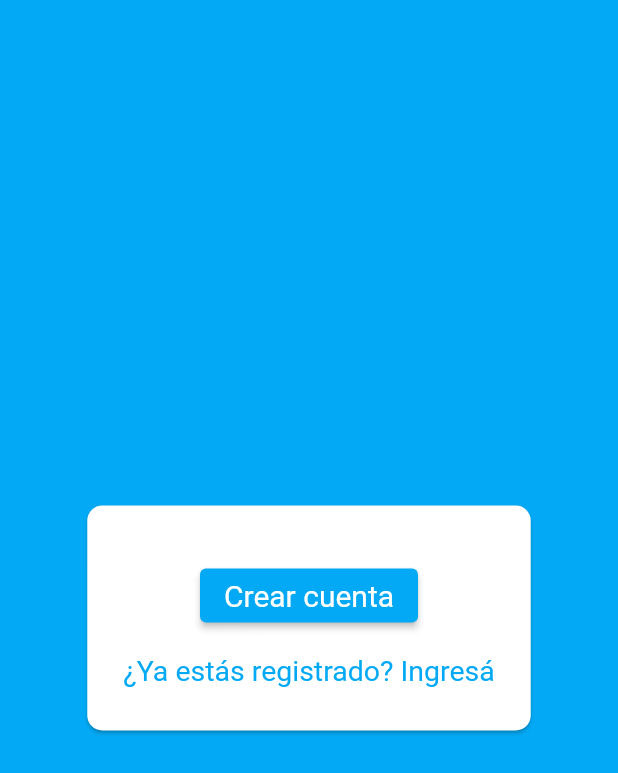
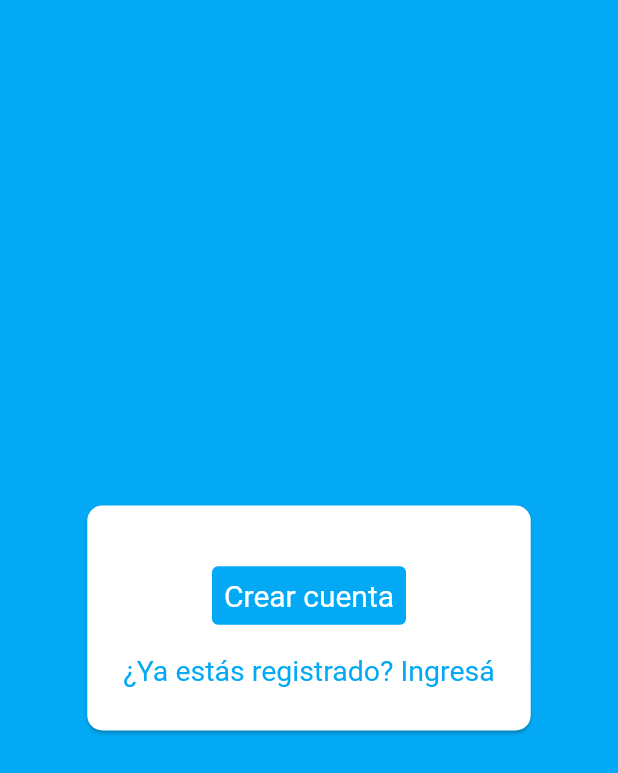
Before and after one commit to AnuTor/refocus-app, a Flutter app: the screen it shows after launch, on a phone screen of 412 x 824 dp. Shown: the top 773 px of the screen. Run offline on Flutter 3.47's test engine with Material 2 defaults, Android fonts, the phone set to English and light mode, and no system bars; our stand-ins replace assets_audio_player, cloud_firestore, firebase_auth, firebase_core, modal_bottom_sheet, sleek_circular_slider; accounts and stored records are empty.

Commit message:
arreglo de diseño de unos botones

```diff
--- a/lib/screens/profile_screen.dart
+++ b/lib/screens/profile_screen.dart
@@ -20,12 +20,12 @@ class _ProfileScreenState extends State<ProfileScreen> {
   @override
   Widget build(BuildContext context) {
     return Center(
-      child: ElevatedButton(
+      child: TextButton(
         onPressed: () {
           Provider.of<Routes>(context, listen: false).cleandata();
           singOut();
         },
-        style: ElevatedButton.styleFrom(
+        style: TextButton.styleFrom(
           foregroundColor: Colors.white,
           backgroundColor: Theme.of(context).colorScheme.primary,
           textStyle: const TextStyle(fontSize: 20),
--- a/lib/widgets/auth/login_form.dart
+++ b/lib/widgets/auth/login_form.dart
@@ -1,7 +1,6 @@
 import 'package:flutter/material.dart';
 
 import '../../screens/intro_welcome.dart';
-import '../../screens/intro_screen.dart';
 
 class LoginForm extends StatefulWidget {
   const LoginForm({
@@ -73,6 +72,7 @@ class _LoginFormState extends State<LoginForm> {
                       keyboardType: TextInputType.emailAddress,
                       decoration: const InputDecoration(
                         labelText: 'Correo electrónico',
+                        prefixIcon: Icon(Icons.email),
                       ),
                       onSaved: (value) {
                         _userEmail = value!;
@@ -90,7 +90,7 @@ class _LoginFormState extends State<LoginForm> {
                         return null;
                       },
                       decoration:
-                          const InputDecoration(labelText: 'Contraseña'),
+                          const InputDecoration(labelText: 'Contraseña', prefixIcon: Icon(Icons.lock),),
                       obscureText: true,
                       onSaved: (value) {
                         _userPassword = value!;
@@ -99,14 +99,14 @@ class _LoginFormState extends State<LoginForm> {
                   const SizedBox(height: 20),
                   if (widget.isLoading) const CircularProgressIndicator(),
                   if (!widget.isLoading)
-                    ElevatedButton(
+                    TextButton(
                       onPressed: _isLogin
                           ? _trySubmit
                           : () => {
                                 Navigator.of(context)
                                     .pushNamed(IntroWelcome.routeName)
                               },
-                      style: ElevatedButton.styleFrom(
+                      style: TextButton.styleFrom(
                         foregroundColor: Colors.white,
                         backgroundColor: Theme.of(context).colorScheme.primary,
                         textStyle: const TextStyle(fontSize: 20),
```
